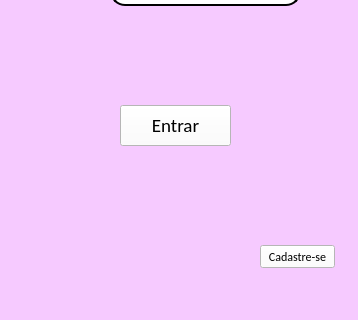
This is primeira_tela.ui in paulameg/TEI-projeto_final as Qt 5 draws it before an edit; both pictures show x 0 to 358 and y 245 to 565 of the 358 by 565 pixel window. The edited form follows.
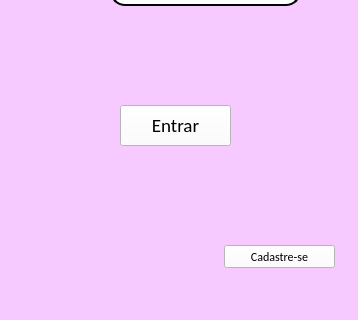
This is the edited form. Icons and pictures are not drawn.

The edit to the form file:
```diff
--- a/primeira_tela.ui
+++ b/primeira_tela.ui
@@ -77,9 +77,9 @@
    <widget class="QPushButton" name="pushButton_2">
     <property name="geometry">
      <rect>
-      <x>260</x>
+      <x>224</x>
       <y>490</y>
-      <width>75</width>
+      <width>111</width>
       <height>23</height>
      </rect>
     </property>
```
Left out of the diff: 2 changed lines with no effect on the pictures.
